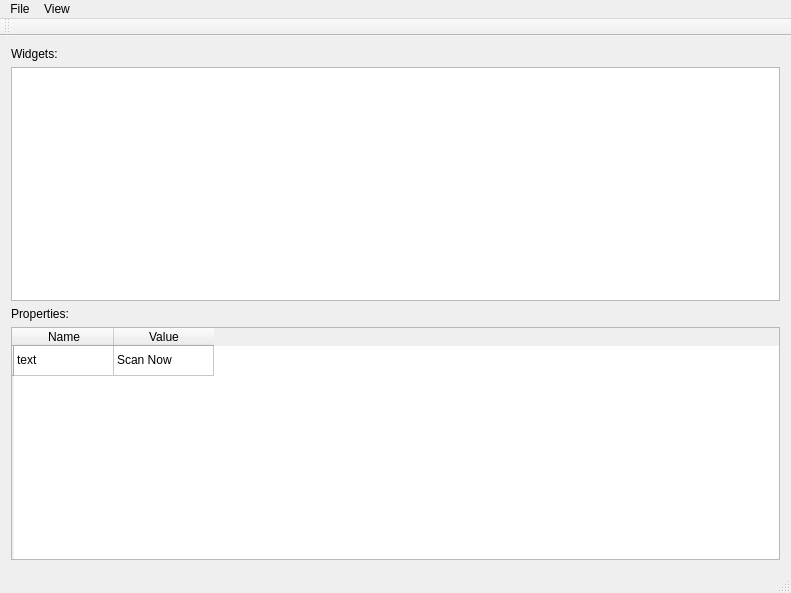
Above: DebugInterfacingFunAndProfit/DebugInterfacingFunAndProfit.ui from eagee/DebugInterfacingFunAndProfit before the change. Below: the same form after it.
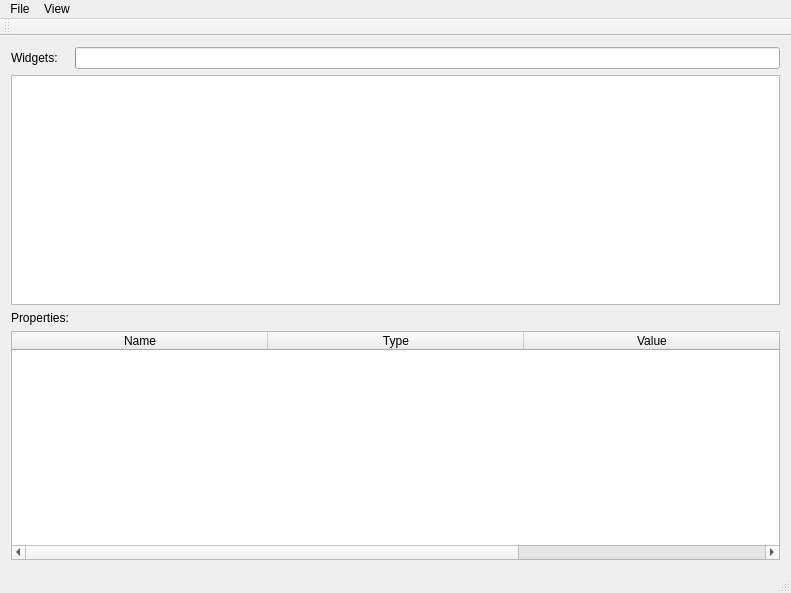
That is the form after the change.

Commit message: Lots of improvements - properties show up correctly now!

```diff
--- a/DebugInterfacingFunAndProfit/DebugInterfacingFunAndProfit.ui
+++ b/DebugInterfacingFunAndProfit/DebugInterfacingFunAndProfit.ui
@@ -24,14 +24,76 @@
   </property>
   <widget class="QWidget" name="centralWidget">
    <layout class="QGridLayout" name="gridLayout">
-    <item row="0" column="0">
+    <item row="0" column="1">
      <widget class="QLabel" name="label">
       <property name="text">
        <string>Widgets:</string>
       </property>
      </widget>
     </item>
-    <item row="1" column="0">
+    <item row="3" column="1" colspan="2">
+     <widget class="QTableWidget" name="tableProperties">
+      <property name="frameShape">
+       <enum>QFrame::StyledPanel</enum>
+      </property>
+      <property name="editTriggers">
+       <set>QAbstractItemView::NoEditTriggers</set>
+      </property>
+      <property name="dragDropOverwriteMode">
+       <bool>false</bool>
+      </property>
+      <property name="alternatingRowColors">
+       <bool>true</bool>
+      </property>
+      <property name="selectionMode">
+       <enum>QAbstractItemView::SingleSelection</enum>
+      </property>
+      <property name="showGrid">
+       <bool>true</bool>
+      </property>
+      <property name="gridStyle">
+       <enum>Qt::DotLine</enum>
+      </property>
+      <property name="sortingEnabled">
+       <bool>true</bool>
+      </property>
+      <attribute name="horizontalHeaderCascadingSectionResizes">
+       <bool>true</bool>
+      </attribute>
+      <attribute name="horizontalHeaderDefaultSectionSize">
+       <number>256</number>
+      </attribute>
+      <attribute name="horizontalHeaderMinimumSectionSize">
+       <number>64</number>
+      </attribute>
+      <attribute name="horizontalHeaderStretchLastSection">
+       <bool>true</bool>
+      </attribute>
+      <column>
+       <property name="text">
+        <string>Name</string>
+       </property>
+      </column>
+      <column>
+       <property name="text">
+        <string>Type</string>
+       </property>
+      </column>
+      <column>
+       <property name="text">
+        <string>Value</string>
+       </property>
+      </column>
+     </widget>
+    </item>
+    <item row="2" column="1">
+     <widget class="QLabel" name="label_2">
+      <property name="text">
+       <string>Properties:</string>
+      </property>
+     </widget>
+    </item>
+    <item row="1" column="1" colspan="2">
      <widget class="QListWidget" name="listWidgets">
       <property name="sizePolicy">
        <sizepolicy hsizetype="MinimumExpanding" vsizetype="Expanding">
@@ -39,54 +101,19 @@
         <verstretch>0</verstretch>
        </sizepolicy>
       </property>
-     </widget>
-    </item>
-    <item row="2" column="0">
-     <widget class="QLabel" name="label_2">
-      <property name="text">
-       <string>Properties:</string>
+      <property name="alternatingRowColors">
+       <bool>true</bool>
       </property>
      </widget>
     </item>
-    <item row="3" column="0">
-     <widget class="QTableWidget" name="tableProperties">
-      <property name="showGrid">
-       <bool>true</bool>
+    <item row="0" column="2">
+     <widget class="QProgressBar" name="progressBar">
+      <property name="value">
+       <number>0</number>
       </property>
-      <property name="sortingEnabled">
-       <bool>true</bool>
+      <property name="textVisible">
+       <bool>false</bool>
       </property>
-      <row>
-       <property name="text">
-        <string/>
-       </property>
-      </row>
-      <column>
-       <property name="text">
-        <string>Name</string>
-       </property>
-      </column>
-      <column>
-       <property name="text">
-        <string>Value</string>
-       </property>
-      </column>
-      <item row="0" column="0">
-       <property name="text">
-        <string>text</string>
-       </property>
-       <property name="flags">
-        <set>ItemIsSelectable|ItemIsEnabled</set>
-       </property>
-      </item>
-      <item row="0" column="1">
-       <property name="text">
-        <string>Scan Now</string>
-       </property>
-       <property name="flags">
-        <set>ItemIsSelectable|ItemIsEnabled</set>
-       </property>
-      </item>
      </widget>
     </item>
    </layout>
```
Left out of the diff: 3 changed lines with no effect on the pictures. The commit also changes 6 other files.
